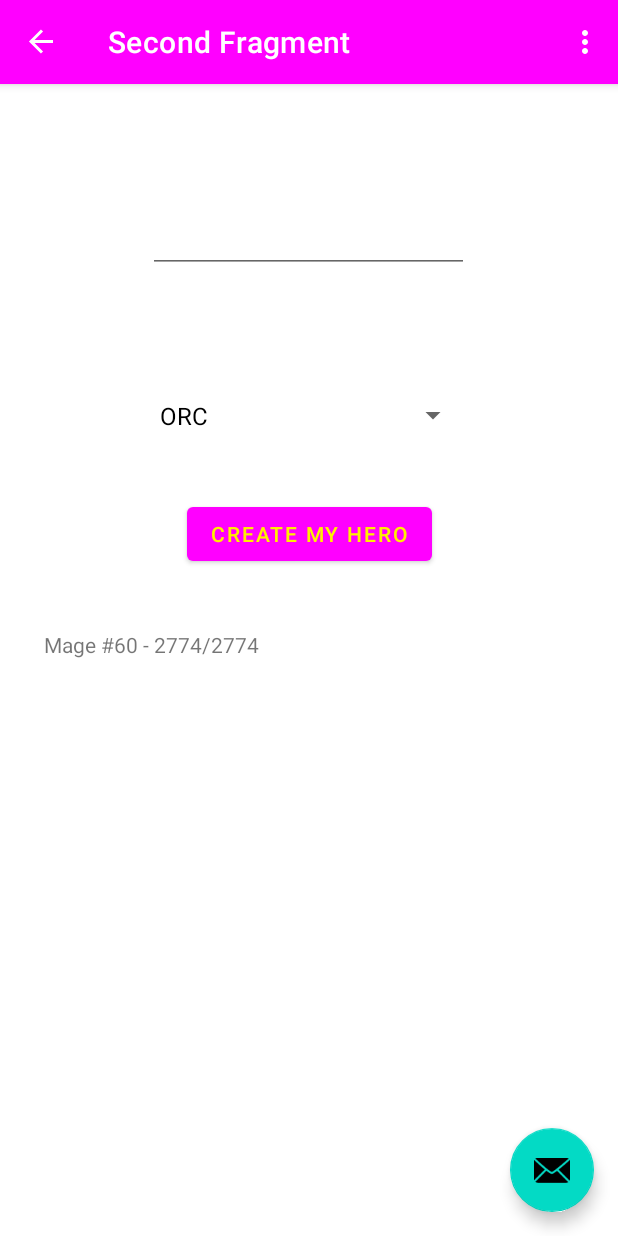
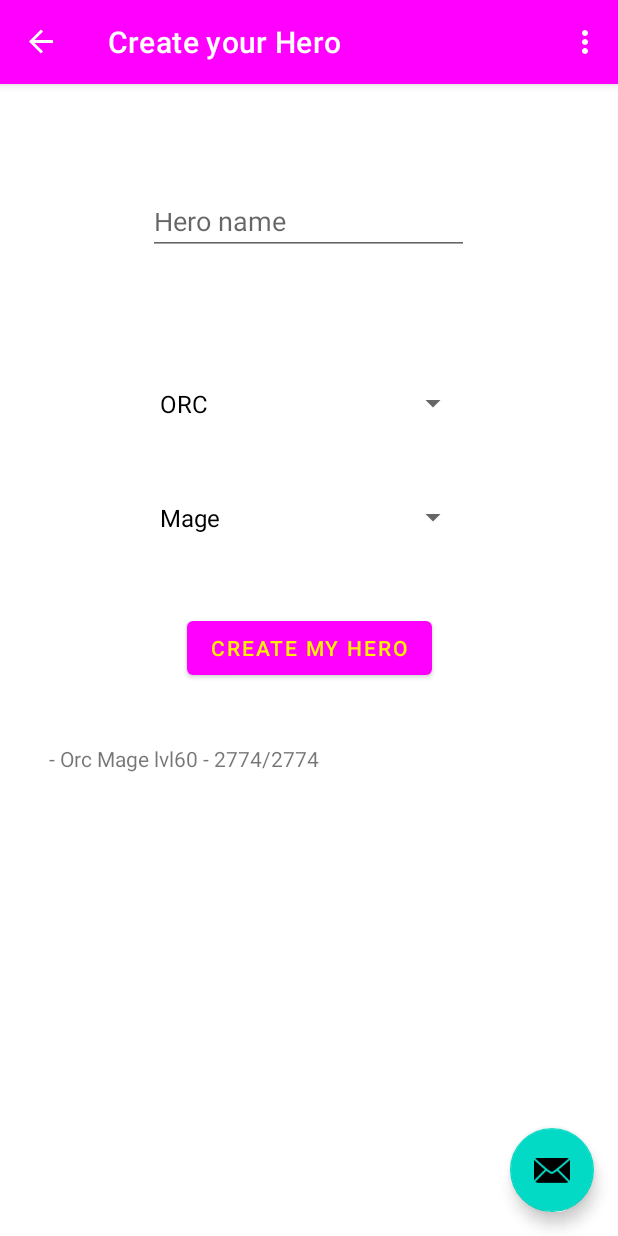
Before and after one commit to khadj-abdelkader/RPG-Android, an Android app: the SecondFragment screen opened through its navigation route, after a tap on "CREATE MY HERO", on a phone screen of 412 x 824 dp. Run offline under Robolectric (Android 15) with nearby library versions, the phone set to English and light mode, and no system bars; our stand-ins replace navigation-ui.

Commit message:
Exo create hero

```diff
--- a/app/src/main/java/com/example/test/SecondFragment.java
+++ b/app/src/main/java/com/example/test/SecondFragment.java
@@ -11,9 +11,11 @@ import androidx.fragment.app.Fragment;
 
 import com.example.test.databinding.FragmentSecondBinding;
 
+import java.lang.reflect.Constructor;
+import java.lang.reflect.InvocationTargetException;
+
 import rpg.Race;
 import rpg.heros.Hero;
-import rpg.heros.Mage;
 
 public class SecondFragment extends Fragment {
 
@@ -37,15 +39,41 @@ public class SecondFragment extends Fragment {
         adapter.setDropDownViewResource(R.layout.support_simple_spinner_dropdown_item);
         binding.spinnerRace.setAdapter(adapter);
 
+        String[] classes = new String[]{"Mage", "Warrior", "Rogue"};
+
+        ArrayAdapter<String> adapterClasse = new ArrayAdapter<>(getActivity(), R.layout.support_simple_spinner_dropdown_item, classes);
+        adapterClasse.setDropDownViewResource(R.layout.support_simple_spinner_dropdown_item);
+        binding.spinnerClasses.setAdapter(adapterClasse);
+
         binding.buttonCreate.setOnClickListener(new View.OnClickListener() {
             @Override
             public void onClick(View view) {
                 String heroName = binding.editTextHeroName.getText().toString();
                 long id = binding.spinnerRace.getSelectedItemId();
                 Race race = (Race.values())[(int) id];
-                Hero hero = new Mage(heroName, race);
-                hero.setLevel(60);
-                binding.textViewHero.setText(hero.toString());
+                String selectedClasse = binding.spinnerClasses.getSelectedItem().toString();
+
+                try {
+                    Class classe = Class.forName("rpg.heros." + selectedClasse);
+                    Constructor constructor = classe.getConstructor(Class.forName("java.lang.String"), Class.forName("rpg.Race"));
+                    Hero hero = (Hero) constructor.newInstance(heroName, race);
+                    hero.setLevel(60);
+                    binding.textViewHero.setText(hero.toString());
+                } catch (ClassNotFoundException e) {
+                    e.printStackTrace();
+                } catch (NoSuchMethodException e) {
+                    e.printStackTrace();
+                } catch (java.lang.InstantiationException e) {
+                    e.printStackTrace();
+                } catch (IllegalAccessException e) {
+                    e.printStackTrace();
+                } catch (InvocationTargetException e) {
+                    e.printStackTrace();
+                } catch (IllegalArgumentException e) {
+                    e.printStackTrace();
+                }
+
+//                binding.textViewHero.setText(hero.toString());
 //                NavHostFragment.findNavController(SecondFragment.this)
 //                        .navigate(R.id.action_SecondFragment_to_FirstFragment);
             }
--- a/app/src/main/java/rpg/RpgEntity.java
+++ b/app/src/main/java/rpg/RpgEntity.java
@@ -1,6 +1,8 @@
 package rpg;
 
 import java.util.Random;
+
+import rpg.heros.Hero;
 
 public abstract class RpgEntity {
 
@@ -121,6 +123,11 @@ public abstract class RpgEntity {
 
     @Override
     public String toString() {
-        return getClass().getSimpleName() + " #" + this.level + " - " + this.hp + "/" + this.hpMax ;
+        String display = getClass().getSimpleName() + " lvl" + this.level + " - " + this.hp + "/" + this.hpMax;
+        if (this instanceof Hero) {
+            Hero thisHero = ((Hero) this);
+            display = thisHero.getName() + " - " + thisHero.getRace().getName() + " " + display;
+        }
+        return display;
     }
 }
--- a/app/src/main/res/layout/fragment_second.xml
+++ b/app/src/main/res/layout/fragment_second.xml
@@ -10,9 +10,10 @@
         android:id="@+id/editTextHeroName"
         android:layout_width="214dp"
         android:layout_height="38dp"
-        android:layout_marginTop="88dp"
+        android:layout_marginTop="76dp"
         android:ems="10"
         android:inputType="text"
+        android:hint="@string/hero_name"
         app:layout_constraintEnd_toEndOf="parent"
         app:layout_constraintHorizontal_bias="0.497"
         app:layout_constraintStart_toStartOf="parent"
@@ -22,9 +23,19 @@
         android:id="@+id/spinnerRace"
         android:layout_width="214dp"
         android:layout_height="38dp"
-        android:layout_marginBottom="528dp"
+        android:layout_marginBottom="536dp"
         android:spinnerMode="dropdown"
-        android:text="@string/race_label"
+        app:layout_constraintBottom_toBottomOf="parent"
+        app:layout_constraintEnd_toEndOf="parent"
+        app:layout_constraintHorizontal_bias="0.497"
+        app:layout_constraintStart_toStartOf="parent" />
+
+    <Spinner
+        android:id="@+id/spinnerClasses"
+        android:layout_width="214dp"
+        android:layout_height="38dp"
+        android:layout_marginBottom="460dp"
+        android:spinnerMode="dropdown"
         app:layout_constraintBottom_toBottomOf="parent"
         app:layout_constraintEnd_toEndOf="parent"
         app:layout_constraintHorizontal_bias="0.497"
@@ -34,7 +45,7 @@
         android:id="@+id/button_create"
         android:layout_width="wrap_content"
         android:layout_height="wrap_content"
-        android:layout_marginBottom="444dp"
+        android:layout_marginBottom="368dp"
         android:text="@string/create_hero"
         app:layout_constraintBottom_toBottomOf="parent"
         app:layout_constraintEnd_toEndOf="parent"
@@ -44,7 +55,7 @@
         android:id="@+id/textViewHero"
         android:layout_width="353dp"
         android:layout_height="80dp"
-        android:layout_marginBottom="324dp"
+        android:layout_marginBottom="248dp"
         app:layout_constraintBottom_toBottomOf="parent"
         app:layout_constraintEnd_toEndOf="parent"
         app:layout_constraintStart_toStartOf="parent" />
--- a/app/src/main/res/values/strings.xml
+++ b/app/src/main/res/values/strings.xml
@@ -3,7 +3,7 @@
     <string name="action_settings">Settings</string>
     <!-- Strings used for fragments for navigation -->
     <string name="first_fragment_label">My Dope Counter</string>
-    <string name="second_fragment_label">Second Fragment</string>
+    <string name="second_fragment_label">Create your Hero</string>
     <string name="next">Next</string>
     <string name="previous">Previous</string>
     <string name="plus">+</string>
```
